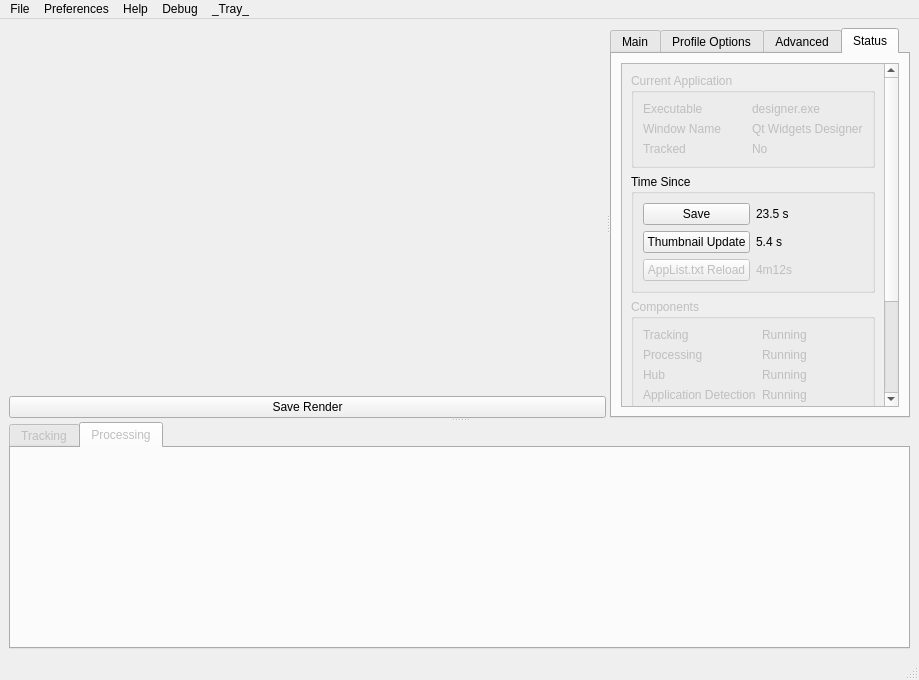
The window that mousetracks2/ui/main.ui (huntfx/MouseTracks) describes before a commit, drawn with Qt 5.
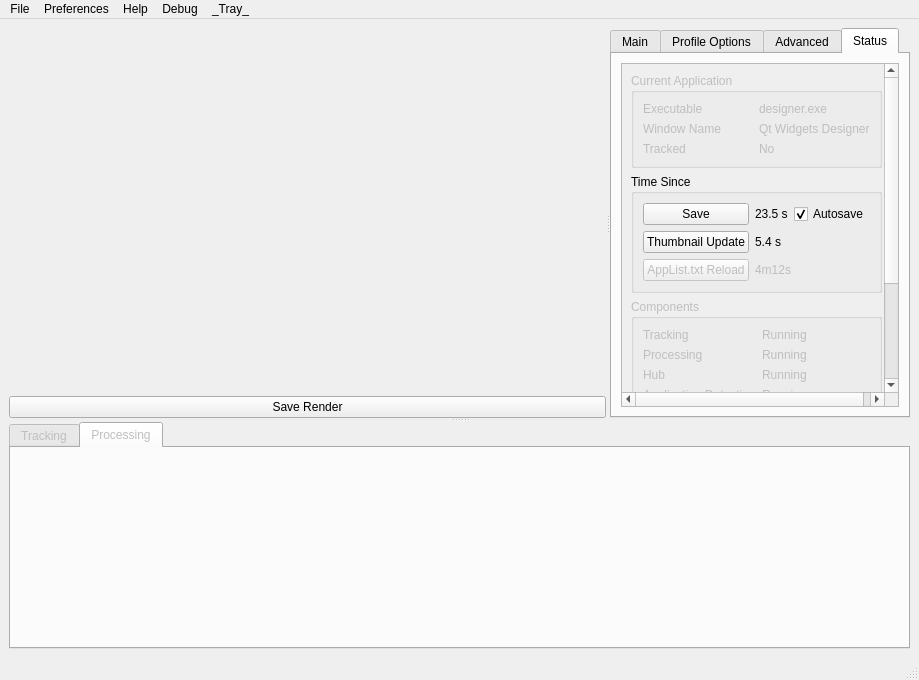
The same window after the commit. The open tabs and pages were chosen to show the change. Custom widgets are drawn as their Qt base class.

What changed in the file:
```diff
--- a/mousetracks2/ui/main.ui
+++ b/mousetracks2/ui/main.ui
@@ -763,7 +763,7 @@
               <rect>
                <x>0</x>
                <y>0</y>
-               <width>231</width>
+               <width>259</width>
                <height>494</height>
               </rect>
              </property>
@@ -870,11 +870,25 @@
                   </widget>
                  </item>
                  <item row="0" column="1">
+                  <layout class="QHBoxLayout" name="horizontalLayout_7">
+                   <item>
                   <widget class="QLabel" name="time_since_save">
                    <property name="text">
                     <string>23.5 s</string>
                    </property>
                   </widget>
+                   </item>
+                   <item>
+                    <widget class="QCheckBox" name="autosave">
+                     <property name="text">
+                      <string>Autosave</string>
+                     </property>
+                     <property name="checked">
+                      <bool>true</bool>
+                     </property>
+                    </widget>
+                   </item>
+                  </layout>
                  </item>
                 </layout>
                </widget>
```
Left out of the diff: 22 changed lines with no effect on the pictures. Lines whose indentation alone changed are shown as unchanged.
